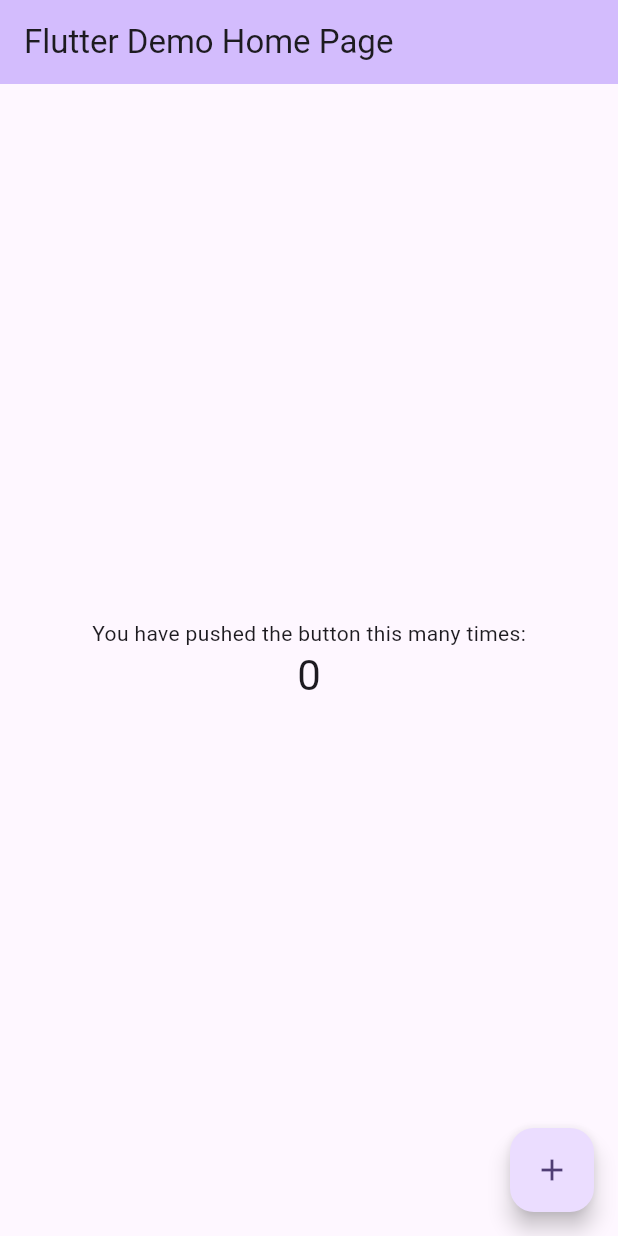
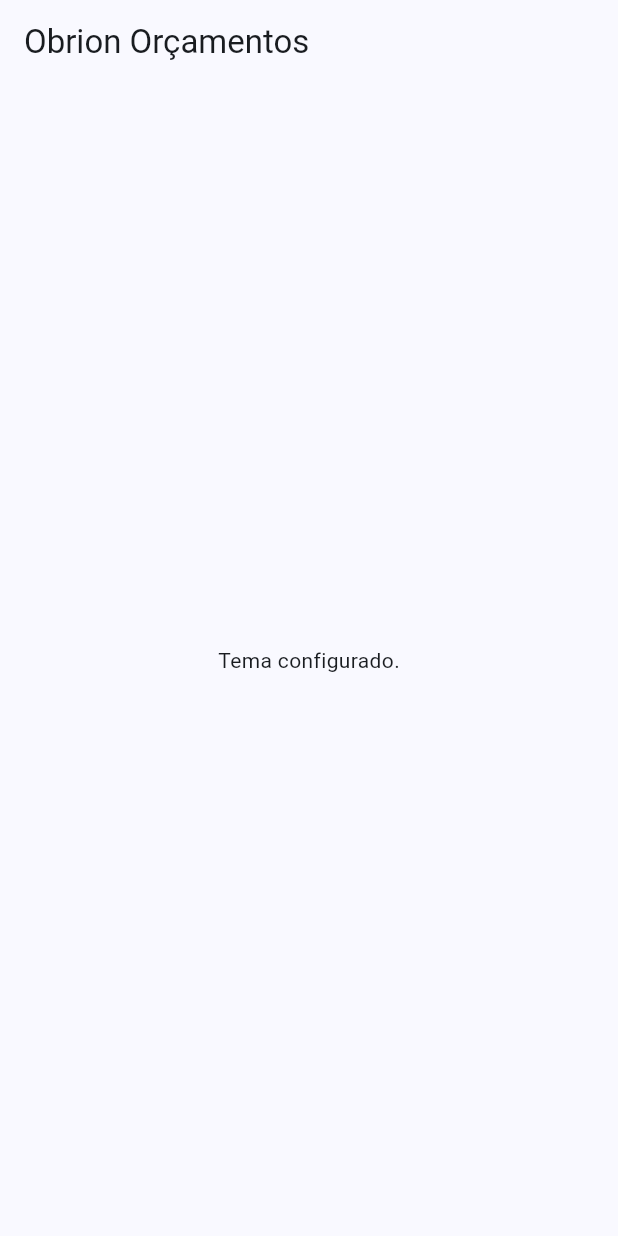
Before and after one commit to ractechdev-cell/obrion-orcamentos, a Flutter app: the screen it shows after launch, on a phone screen of 412 x 824 dp. Run offline on Flutter 3.47's test engine with Material 3 defaults, Android fonts, the phone set to English and light mode, and no system bars.

Commit message:
feat: add app theme (light/dark, Material 3 tokens)
Tokens de tema seguindo CLAUDE.md: ColorScheme.fromSeed (primary,
secondary, background, surface, text, error) + AppSemanticColors como
ThemeExtension para success/warning (não modelados nativamente pelo
Material 3). Escala de espaçamento em AppSpacing. main.dart usa
ThemeMode.system; remove o boilerplate do contador de exemplo.

Co-Authored-By: Claude Sonnet 5 <noreply@anthropic.com>

```diff
--- a/lib/main.dart
+++ b/lib/main.dart
@@ -1,122 +1,37 @@
 import 'package:flutter/material.dart';
 
+import 'theme/app_theme.dart';
+
 void main() {
-  runApp(const MyApp());
+  runApp(const ObrionOrcamentosApp());
 }
 
-class MyApp extends StatelessWidget {
-  const MyApp({super.key});
+class ObrionOrcamentosApp extends StatelessWidget {
+  const ObrionOrcamentosApp({super.key});
 
-  // This widget is the root of your application.
   @override
   Widget build(BuildContext context) {
     return MaterialApp(
-      title: 'Flutter Demo',
-      theme: ThemeData(
-        // This is the theme of your application.
-        //
-        // TRY THIS: Try running your application with "flutter run". You'll see
-        // the application has a purple toolbar. Then, without quitting the app,
-        // try changing the seedColor in the colorScheme below to Colors.green
-        // and then invoke "hot reload" (save your changes or press the "hot
-        // reload" button in a Flutter-supported IDE, or press "r" if you used
-        // the command line to start the app).
-        //
-        // Notice that the counter didn't reset back to zero; the application
-        // state is not lost during the reload. To reset the state, use hot
-        // restart instead.
-        //
-        // This works for code too, not just values: Most code changes can be
-        // tested with just a hot reload.
-        colorScheme: .fromSeed(seedColor: Colors.deepPurple),
-      ),
-      home: const MyHomePage(title: 'Flutter Demo Home Page'),
+      title: 'Obrion Orçamentos',
+      debugShowCheckedModeBanner: false,
+      theme: AppTheme.light(),
+      darkTheme: AppTheme.dark(),
+      themeMode: ThemeMode.system,
+      home: const _HomePlaceholder(),
     );
   }
 }
 
-class MyHomePage extends StatefulWidget {
-  const MyHomePage({super.key, required this.title});
-
-  // This widget is the home page of your application. It is stateful, meaning
-  // that it has a State object (defined below) that contains fields that affect
-  // how it looks.
-
-  // This class is the configuration for the state. It holds the values (in this
-  // case the title) provided by the parent (in this case the App widget) and
-  // used by the build method of the State. Fields in a Widget subclass are
-  // always marked "final".
-
-  final String title;
-
-  @override
-  State<MyHomePage> createState() => _MyHomePageState();
-}
-
-class _MyHomePageState extends State<MyHomePage> {
-  int _counter = 0;
-
-  void _incrementCounter() {
-    setState(() {
-      // This call to setState tells the Flutter framework that something has
-      // changed in this State, which causes it to rerun the build method below
-      // so that the display can reflect the updated values. If we changed
-      // _counter without calling setState(), then the build method would not be
-      // called again, and so nothing would appear to happen.
-      _counter++;
-    });
-  }
+/// Placeholder até a navegação (próximo passo da Fase 0) e as telas de
+/// negócio (Fase 1 — Clientes, Medição, Orçamento, PDF) existirem.
+class _HomePlaceholder extends StatelessWidget {
+  const _HomePlaceholder();
 
   @override
   Widget build(BuildContext context) {
-    // This method is rerun every time setState is called, for instance as done
-    // by the _incrementCounter method above.
-    //
-    // The Flutter framework has been optimized to make rerunning build methods
-    // fast, so that you can just rebuild anything that needs updating rather
-    // than having to individually change instances of widgets.
     return Scaffold(
-      appBar: AppBar(
-        // TRY THIS: Try changing the color here to a specific color (to
-        // Colors.amber, perhaps?) and trigger a hot reload to see the AppBar
-        // change color while the other colors stay the same.
-        backgroundColor: Theme.of(context).colorScheme.inversePrimary,
-        // Here we take the value from the MyHomePage object that was created by
-        // the App.build method, and use it to set our appbar title.
-        title: Text(widget.title),
-      ),
-      body: Center(
-        // Center is a layout widget. It takes a single child and positions it
-        // in the middle of the parent.
-        child: Column(
-          // Column is also a layout widget. It takes a list of children and
-          // arranges them vertically. By default, it sizes itself to fit its
-          // children horizontally, and tries to be as tall as its parent.
-          //
-          // Column has various properties to control how it sizes itself and
-          // how it positions its children. Here we use mainAxisAlignment to
-          // center the children vertically; the main axis here is the vertical
-          // axis because Columns are vertical (the cross axis would be
-          // horizontal).
-          //
-          // TRY THIS: Invoke "debug painting" (choose the "Toggle Debug Paint"
-          // action in the IDE, or press "p" in the console), to see the
-          // wireframe for each widget.
-          mainAxisAlignment: .center,
-          children: [
-            const Text('You have pushed the button this many times:'),
-            Text(
-              '$_counter',
-              style: Theme.of(context).textTheme.headlineMedium,
-            ),
-          ],
-        ),
-      ),
-      floatingActionButton: FloatingActionButton(
-        onPressed: _incrementCounter,
-        tooltip: 'Increment',
-        child: const Icon(Icons.add),
-      ),
+      appBar: AppBar(title: const Text('Obrion Orçamentos')),
+      body: const Center(child: Text('Tema configurado.')),
     );
   }
 }
--- /dev/null
+++ b/lib/theme/app_semantic_colors.dart
@@ -0,0 +1,103 @@
+import 'package:flutter/material.dart';
+
+import 'app_colors.dart';
+
+/// Tokens semânticos que o Material 3 ColorScheme não modela nativamente
+/// (success/warning), completando o conjunto exigido em CLAUDE.md ("Tema":
+/// primary, secondary, background, surface, text, error, success, warning).
+///
+/// Uso: `context.semanticColors.success`.
+@immutable
+class AppSemanticColors extends ThemeExtension<AppSemanticColors> {
+  const AppSemanticColors({
+    required this.success,
+    required this.onSuccess,
+    required this.successContainer,
+    required this.onSuccessContainer,
+    required this.warning,
+    required this.onWarning,
+    required this.warningContainer,
+    required this.onWarningContainer,
+  });
+
+  final Color success;
+  final Color onSuccess;
+  final Color successContainer;
+  final Color onSuccessContainer;
+
+  final Color warning;
+  final Color onWarning;
+  final Color warningContainer;
+  final Color onWarningContainer;
+
+  static const light = AppSemanticColors(
+    success: AppSemanticPalette.success,
+    onSuccess: AppSemanticPalette.onSuccess,
+    successContainer: AppSemanticPalette.successContainer,
+    onSuccessContainer: AppSemanticPalette.onSuccessContainer,
+    warning: AppSemanticPalette.warning,
+    onWarning: AppSemanticPalette.onWarning,
+    warningContainer: AppSemanticPalette.warningContainer,
+    onWarningContainer: AppSemanticPalette.onWarningContainer,
+  );
+
+  static const dark = AppSemanticColors(
+    success: AppSemanticPalette.successDark,
+    onSuccess: AppSemanticPalette.onSuccessDark,
+    successContainer: AppSemanticPalette.successContainerDark,
+    onSuccessContainer: AppSemanticPalette.onSuccessContainerDark,
+    warning: AppSemanticPalette.warningDark,
+    onWarning: AppSemanticPalette.onWarningDark,
+    warningContainer: AppSemanticPalette.warningContainerDark,
+    onWarningContainer: AppSemanticPalette.onWarningContainerDark,
+  );
+
+  @override
+  AppSemanticColors copyWith({
+    Color? success,
+    Color? onSuccess,
+    Color? successContainer,
+    Color? onSuccessContainer,
+    Color? warning,
+    Color? onWarning,
+    Color? warningContainer,
+    Color? onWarningContainer,
+  }) {
+    return AppSemanticColors(
+      success: success ?? this.success,
+      onSuccess: onSuccess ?? this.onSuccess,
+      successContainer: successContainer ?? this.successContainer,
+      onSuccessContainer: onSuccessContainer ?? this.onSuccessContainer,
+      warning: warning ?? this.warning,
+      onWarning: onWarning ?? this.onWarning,
+      warningContainer: warningContainer ?? this.warningContainer,
+      onWarningContainer: onWarningContainer ?? this.onWarningContainer,
+    );
+  }
+
+  @override
+  AppSemanticColors lerp(ThemeExtension<AppSemanticColors>? other, double t) {
+    if (other is! AppSemanticColors) return this;
+    return AppSemanticColors(
+      success: Color.lerp(success, other.success, t)!,
+      onSuccess: Color.lerp(onSuccess, other.onSuccess, t)!,
+      successContainer:
+          Color.lerp(successContainer, other.successContainer, t)!,
+      onSuccessContainer:
+          Color.lerp(onSuccessContainer, other.onSuccessContainer, t)!,
+      warning: Color.lerp(warning, other.warning, t)!,
+      onWarning: Color.lerp(onWarning, other.onWarning, t)!,
+      warningContainer:
+          Color.lerp(warningContainer, other.warningContainer, t)!,
+      onWarningContainer:
+          Color.lerp(onWarningContainer, other.onWarningContainer, t)!,
+    );
+  }
+}
+
+/// Acesso conveniente aos tokens que o ColorScheme não cobre:
+/// `context.semanticColors.success`.
+extension AppSemanticColorsX on BuildContext {
+  AppSemanticColors get semanticColors =>
+      Theme.of(this).extension<AppSemanticColors>()!;
+}
--- /dev/null
+++ b/lib/theme/app_theme.dart
@@ -0,0 +1,69 @@
+import 'package:flutter/material.dart';
+
+import 'app_colors.dart';
+import 'app_semantic_colors.dart';
+
+/// Tema único da família Obrion (ver docs/APP_FACTORY_CORE.md, módulo
+/// Theme). Nenhuma tela deve referenciar cor fora daqui — sempre
+/// `Theme.of(context).colorScheme.*` ou `context.semanticColors.*`.
+class AppTheme {
+  const AppTheme._();
+
+  static ThemeData light() => _build(Brightness.light);
+  static ThemeData dark() => _build(Brightness.dark);
+
+  static ThemeData _build(Brightness brightness) {
+    final colorScheme = ColorScheme.fromSeed(
+      seedColor: obrionSeed,
+      brightness: brightness,
+    );
+    final semanticColors = brightness == Brightness.light
+        ? AppSemanticColors.light
+        : AppSemanticColors.dark;
+
+    return ThemeData(
+      useMaterial3: true,
+      colorScheme: colorScheme,
+      brightness: brightness,
+      scaffoldBackgroundColor: colorScheme.surface,
+      extensions: [semanticColors],
+      appBarTheme: AppBarTheme(
+        backgroundColor: colorScheme.surface,
+        foregroundColor: colorScheme.onSurface,
+        elevation: 0,
+        scrolledUnderElevation: 2,
+        centerTitle: false,
+      ),
+      cardTheme: CardThemeData(
+        color: colorScheme.surfaceContainerLow,
+        elevation: 0,
+        shape: RoundedRectangleBorder(
+          borderRadius: BorderRadius.circular(12),
+          side: BorderSide(color: colorScheme.outlineVariant),
+        ),
+      ),
+      elevatedButtonTheme: ElevatedButtonThemeData(
+        style: ElevatedButton.styleFrom(
+          minimumSize: const Size.fromHeight(48),
+          shape:
+              RoundedRectangleBorder(borderRadius: BorderRadius.circular(8)),
+        ),
+      ),
+      inputDecorationTheme: InputDecorationTheme(
+        filled: true,
+        fillColor: colorScheme.surfaceContainerHighest,
+        border: OutlineInputBorder(
+          borderRadius: BorderRadius.circular(8),
+          borderSide: BorderSide.none,
+        ),
+        contentPadding:
+            const EdgeInsets.symmetric(horizontal: 16, vertical: 14),
+      ),
+      snackBarTheme: SnackBarThemeData(
+        behavior: SnackBarBehavior.floating,
+        shape:
+            RoundedRectangleBorder(borderRadius: BorderRadius.circular(8)),
+      ),
+    );
+  }
+}
```
Also changed, not shown: lib/theme/app_colors.dart (added, +34 -0 lines), lib/theme/app_spacing.dart (added, +13 -0 lines), 1 other file.
